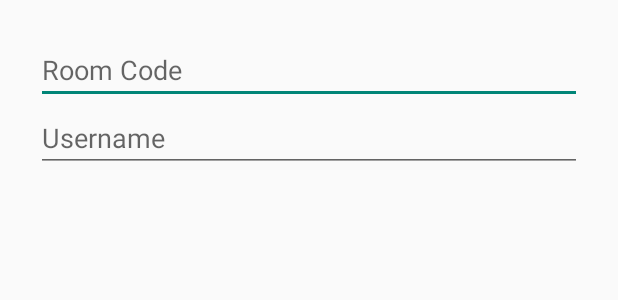
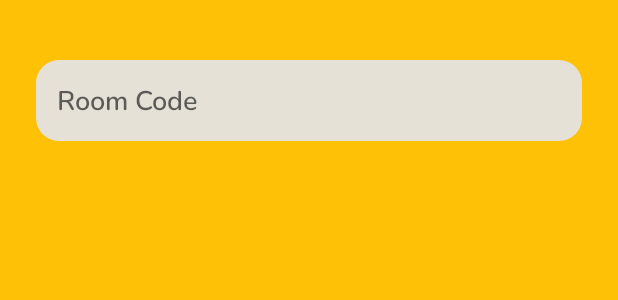
Before and after one commit to altamsh04/RoomieChat, an Android app: the layout popup_join_room.xml on its own in the app's theme, with its tools: preview values and no code run, on a phone screen of 412 x 824 dp. Shown: the top 300 px of the screen. Run offline under Robolectric (Android 15) with nearby library versions, the phone set to English and light mode, and no system bars; Roboto replaces fonts that are not available here.

Commit message:
Update UI

```diff
--- a/app/src/main/res/layout/popup_join_room.xml
+++ b/app/src/main/res/layout/popup_join_room.xml
@@ -3,18 +3,17 @@
     android:layout_width="match_parent"
     android:layout_height="match_parent"
     android:orientation="vertical"
+    android:background="#FFC105"
     android:padding="24dp">
 
-    <EditText
+<EditText
         android:id="@+id/roomCodeEditText"
+        android:background="@drawable/edittext_background"
         android:layout_width="match_parent"
         android:layout_height="wrap_content"
-        android:hint="Room Code" />
-
-    <EditText
-        android:id="@+id/usernameEditText"
-        android:layout_width="match_parent"
-        android:layout_height="wrap_content"
-        android:hint="Username" />
-
+        android:hint="Room Code"
+        android:padding="14dp"
+        android:fontFamily="@font/nunito_semibold"
+        android:layout_marginTop="16dp"
+        android:inputType="text" />
 </LinearLayout>
```
